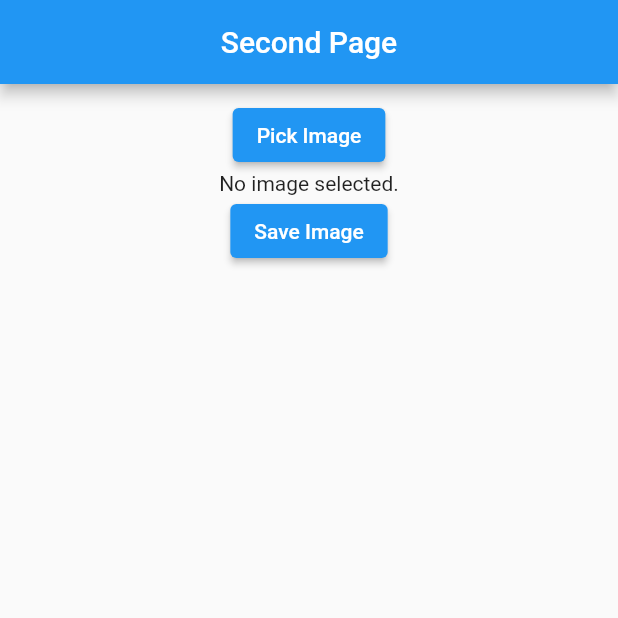
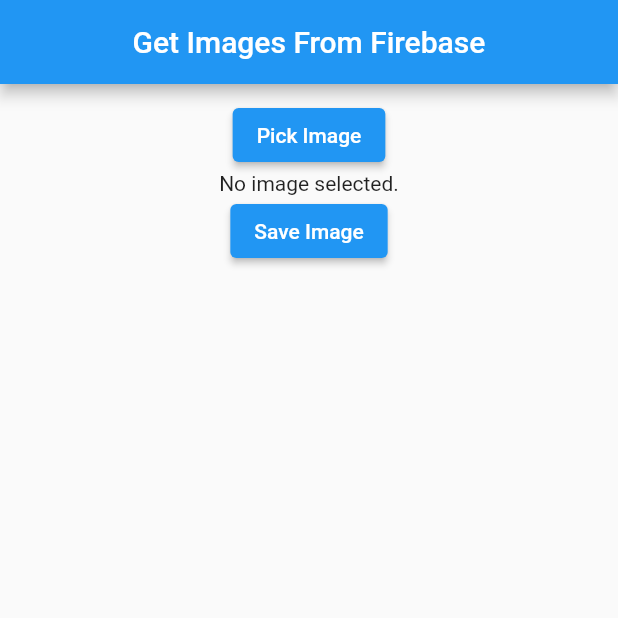
Before and after one commit to Anonymousgaurav/firabase_cloudstore, a Flutter app: the ImageFireStore screen opened directly, after a tap on "Get Images", on a phone screen of 412 x 824 dp, the top half of it. Run offline on Flutter 3.47's test engine with Material 2 defaults, Android fonts, the phone set to English and light mode, and no system bars; our stand-ins replace cloud_firestore, firebase_core, firebase_database, firebase_remote_config, firebase_storage, image_picker; accounts and stored records are empty.

Commit message:
inapp mesaging added

```diff
--- a/lib/main.dart
+++ b/lib/main.dart
@@ -18,7 +18,7 @@ class MyApp extends StatelessWidget {
   Widget build(BuildContext context) {
     return MaterialApp(
       debugShowCheckedModeBanner: false,
-      home: ImageFireStore(),
+      home: Firebase_CRUD(),
     );
   }
 }
--- a/lib/presentation/screens/firebaseimage/get_firebase_images.dart
+++ b/lib/presentation/screens/firebaseimage/get_firebase_images.dart
@@ -31,7 +31,7 @@ class _SecondPageState extends State<SecondPage> {
     return MaterialApp(
         home: Scaffold(
           appBar: AppBar(
-            title: Text("Second Page"),
+            title: Text("Get Images From Firebase"),
             centerTitle: true,
           ),
           body: Container(
--- /dev/null
+++ b/lib/presentation/screens/inappmessaging/in_app_messaging.dart
@@ -0,0 +1,5 @@
+
+
+// 1. go to inapp messaging
+// 2. create your camapign
+// 3. publish
--- a/pubspec.yaml
+++ b/pubspec.yaml
@@ -36,6 +36,10 @@ dependencies:
   cupertino_icons: ^1.0.2
   firebase_database: ^9.1.3
   image_picker: ^0.8.5+3
+  firebase_remote_config: ^2.0.16
+  firebase_analytics: ^9.3.3
+  firebase_messaging: ^13.0.0
+  firebase_in_app_messaging: ^0.6.0+23
 
 dev_dependencies:
   flutter_test:
```
Also changed, not shown: lib/presentation/screens/remoteconfig/RemoteConfigService.dart (added, +26 -0 lines), 1 other file.
